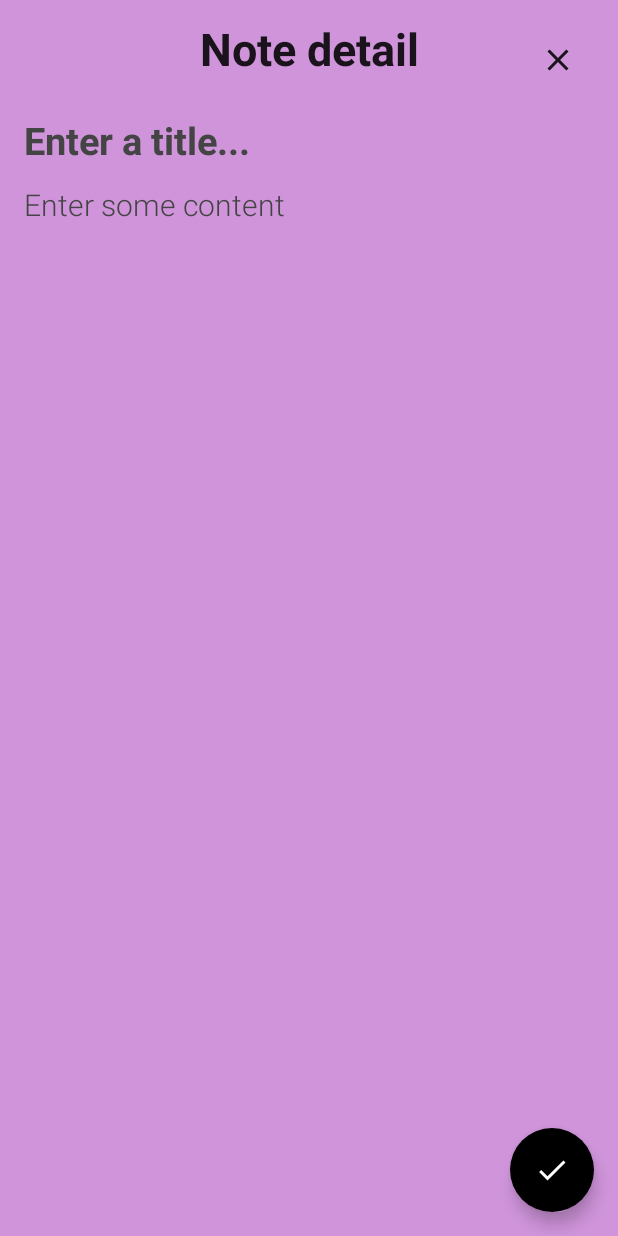
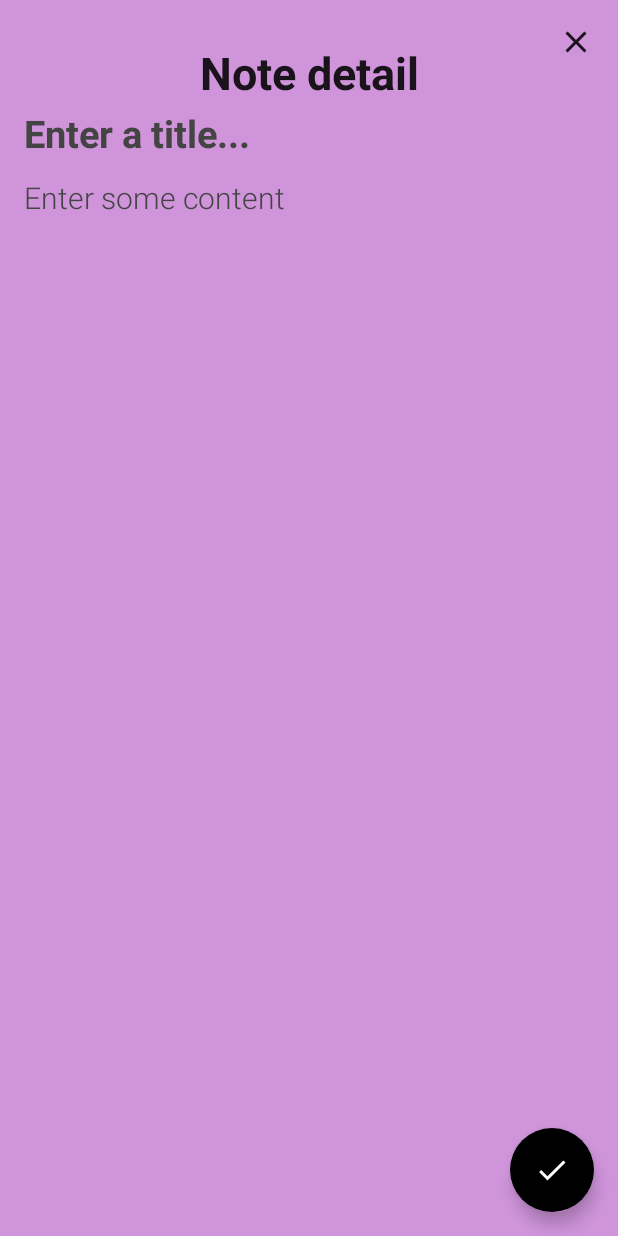
Before and after one commit to MeisterLabs/kmm-example-note-app, an Android app built with Jetpack Compose: the NoteListScreen screen opened through its navigation route, after a tap on "Add note", on a phone screen of 412 x 824 dp. Run offline under Robolectric (Android 15) with nearby library versions, the light colour scheme and no system bars; our stand-ins replace Dagger/Hilt's generated code; 1 statement that could not run was skipped.

Commit message:
Add close button

```diff
--- a/androidApp/src/main/java/com/meisterlabs/testapp/android/note_detail/NoteDetailScreen.kt
+++ b/androidApp/src/main/java/com/meisterlabs/testapp/android/note_detail/NoteDetailScreen.kt
@@ -1,14 +1,13 @@
 package com.meisterlabs.testapp.android.note_detail
 
 import androidx.compose.foundation.background
-import androidx.compose.foundation.layout.Arrangement
 import androidx.compose.foundation.layout.Box
 import androidx.compose.foundation.layout.Column
-import androidx.compose.foundation.layout.Row
 import androidx.compose.foundation.layout.Spacer
 import androidx.compose.foundation.layout.fillMaxSize
 import androidx.compose.foundation.layout.fillMaxWidth
 import androidx.compose.foundation.layout.height
+import androidx.compose.foundation.layout.offset
 import androidx.compose.foundation.layout.padding
 import androidx.compose.foundation.layout.size
 import androidx.compose.material.FloatingActionButton
@@ -71,7 +70,6 @@ fun NoteDetailScreen(
             modifier = Modifier
                 .background(Color(state.noteColor))
                 .fillMaxSize()
-                .padding(padding)
                 .padding(16.dp)
         ) {
             Box(
@@ -82,20 +80,23 @@ fun NoteDetailScreen(
                     text = stringResource(id = R.string.note_detail),
                     fontWeight = FontWeight.Bold,
                     fontSize = 30.sp,
-                    modifier = Modifier.align(Alignment.TopCenter)
+                    modifier = Modifier
+                        .align(Alignment.TopCenter)
+                        .offset(y = 16.dp)
                 )
-                IconButton(onClick = {
-                    navController.popBackStack()
-                },
-                    modifier = Modifier.align(Alignment.TopEnd)
-                ) {
+                IconButton(modifier = Modifier
+                    .align(Alignment.TopEnd)
+                    .then(Modifier.size(24.dp)),
+                    onClick = {
+                        navController.popBackStack()
+                    }) {
                     Icon(
                         imageVector = Icons.Default.Close,
                         contentDescription = stringResource(id = R.string.close_note_detail)
                     )
                 }
             }
-            Spacer(modifier = Modifier.size(16.dp))
+            Spacer(modifier = Modifier.size(24.dp))
             TransparentHintTextField(
                 text = state.noteTitle,
                 hint = stringResource(id = R.string.hint_note_title),
```
